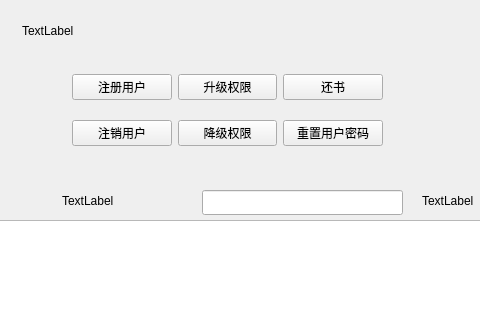
The window that ui/rootwidget.ui (33F5s/courceDesign) describes before a commit, drawn with Qt 5; both pictures show x 168 to 648 and y 0 to 320 of the 1280 by 720 pixel window.
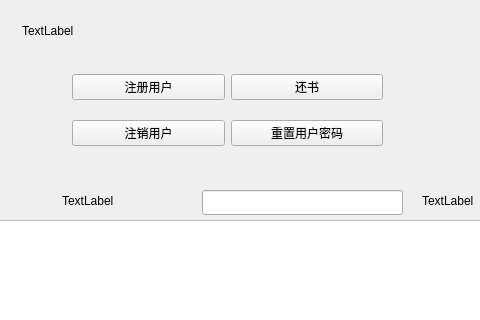
The same window after the commit.

Commit message: [feat]取消升降权限功能

The edit to the form file:
```diff
--- a/ui/rootwidget.ui
+++ b/ui/rootwidget.ui
@@ -190,7 +190,7 @@
     </item>
    </layout>
   </widget>
-  <widget class="QWidget" name="">
+  <widget class="QWidget" name="layoutWidget">
    <property name="geometry">
     <rect>
      <x>240</x>
@@ -208,13 +208,6 @@
      </widget>
     </item>
     <item row="0" column="1">
-     <widget class="QPushButton" name="pushButton_upPermission">
-      <property name="text">
-       <string>升级权限</string>
-      </property>
-     </widget>
-    </item>
-    <item row="0" column="2">
      <widget class="QPushButton" name="pushButton_return">
       <property name="text">
        <string>还书</string>
@@ -229,13 +222,6 @@
      </widget>
     </item>
     <item row="1" column="1">
-     <widget class="QPushButton" name="pushButton_downPermisson">
-      <property name="text">
-       <string>降级权限</string>
-      </property>
-     </widget>
-    </item>
-    <item row="1" column="2">
      <widget class="QPushButton" name="pushButton_cPasswd">
       <property name="text">
        <string>重置用户密码</string>
```
Left out of the diff: 9 changed lines with no effect on the pictures. The commit also changes 9 other files.
